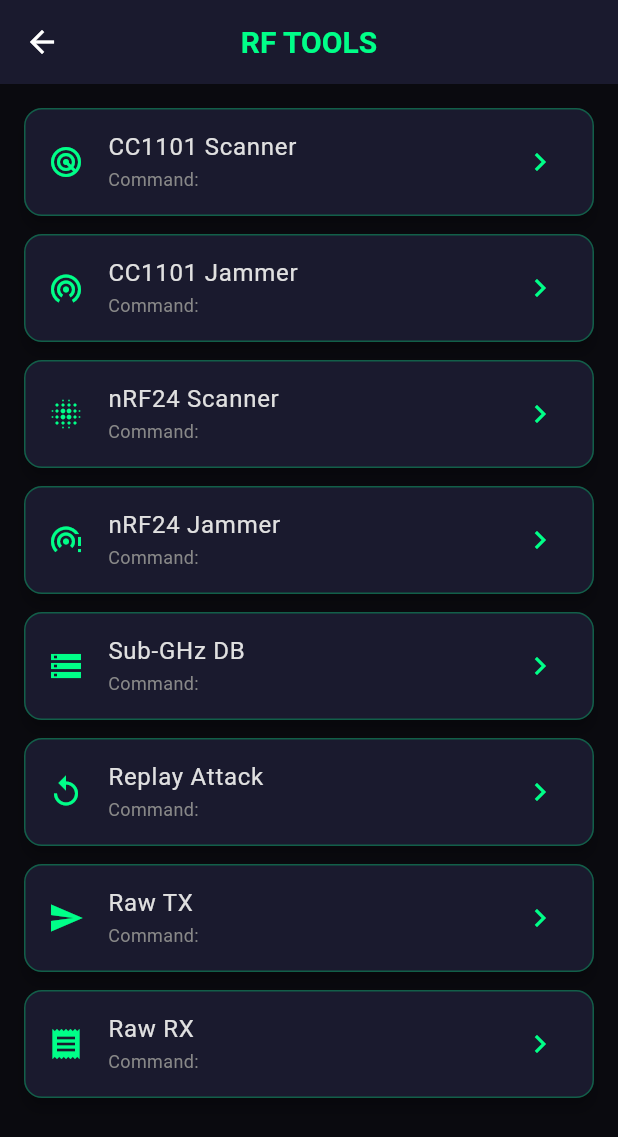
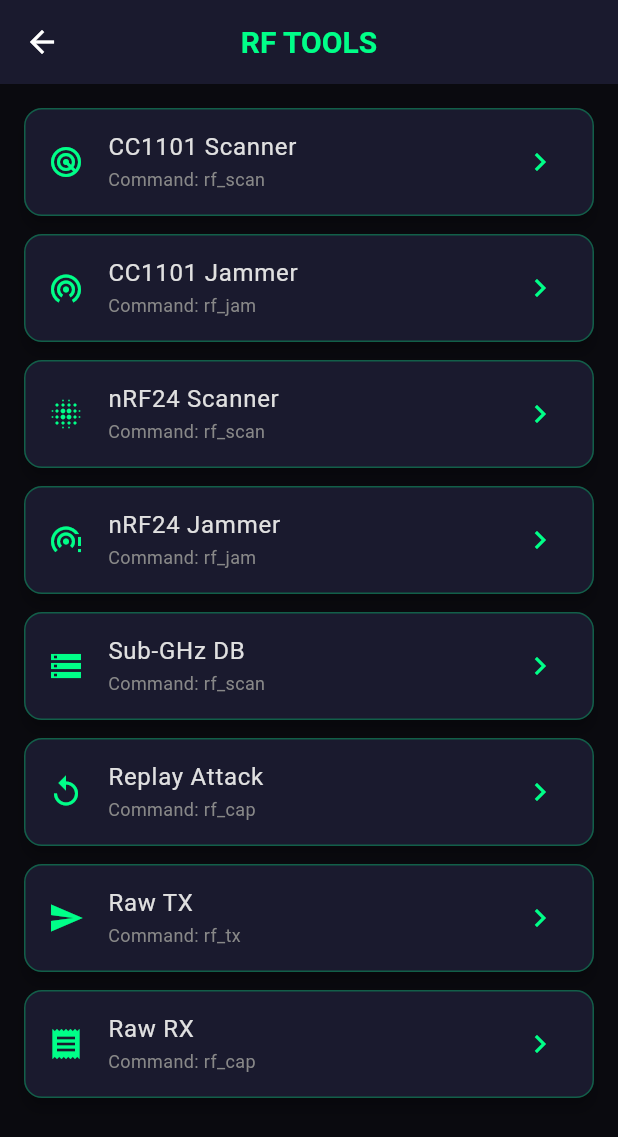
Before and after one commit to Gigilok/Crazy_cat_apk, a Flutter app: the RFToolsScreen screen opened by its route, on a phone screen of 412 x 824 dp. Shown: the top 1137 px of the screen. Run offline on Flutter 3.47's test engine with Material 3 defaults, Android fonts, the phone set to English and light mode, and no system bars; our stand-ins replace connectivity_plus, google_fonts; missing offline and left inert: flutter_bluetooth_serial_ble, network_info_plus, usb_serial; statements that could not run were skipped.

Commit message:
Update rf_tools_screen.dart

```diff
--- a/lib/screens/rf_tools_screen.dart
+++ b/lib/screens/rf_tools_screen.dart
@@ -1,9 +1,8 @@
 // ==========================================
-// rf_tools_screen.dart
+// rf_tools_screen.dart - CORRIGIDO
 // ==========================================
 import 'package:flutter/material.dart';
-import '../utils/commands.dart';
-import '../utils/constants.dart';
+import '../utils/constants.dart';  // MUDOU: era commands.dart
 
 class RFToolsScreen extends StatelessWidget {
   const RFToolsScreen({super.key});
@@ -11,14 +10,14 @@ class RFToolsScreen extends StatelessWidget {
   @override
   Widget build(BuildContext context) {
     final tools = [
-      {'name': 'CC1101 Scanner', 'command': Commands.cc1101Scan, 'icon': Icons.radar},
-      {'name': 'CC1101 Jammer', 'command': Commands.cc1101Jammer, 'icon': Icons.wifi_tethering},
-      {'name': 'nRF24 Scanner', 'command': Commands.nrf24Scan, 'icon': Icons.blur_on},
-      {'name': 'nRF24 Jammer', 'command': Commands.nrf24Jammer, 'icon': Icons.wifi_tethering_error},
-      {'name': 'Sub-GHz DB', 'command': Commands.subghzDatabase, 'icon': Icons.storage},
-      {'name': 'Replay Attack', 'command': Commands.replayAttack, 'icon': Icons.replay},
-      {'name': 'Raw TX', 'command': Commands.rawTx, 'icon': Icons.send},
-      {'name': 'Raw RX', 'command': Commands.rawRx, 'icon': Icons.receipt},
+      {'name': 'CC1101 Scanner', 'command': SerialCommands.rfScan, 'icon': Icons.radar},
+      {'name': 'CC1101 Jammer', 'command': SerialCommands.rfJam, 'icon': Icons.wifi_tethering},
+      {'name': 'nRF24 Scanner', 'command': SerialCommands.rfScan, 'icon': Icons.blur_on},
+      {'name': 'nRF24 Jammer', 'command': SerialCommands.rfJam, 'icon': Icons.wifi_tethering_error},
+      {'name': 'Sub-GHz DB', 'command': SerialCommands.rfScan, 'icon': Icons.storage},
+      {'name': 'Replay Attack', 'command': SerialCommands.rfCapture, 'icon': Icons.replay},
+      {'name': 'Raw TX', 'command': SerialCommands.rfTx, 'icon': Icons.send},
+      {'name': 'Raw RX', 'command': SerialCommands.rfCapture, 'icon': Icons.receipt},
     ];
 
     return Scaffold(
```
